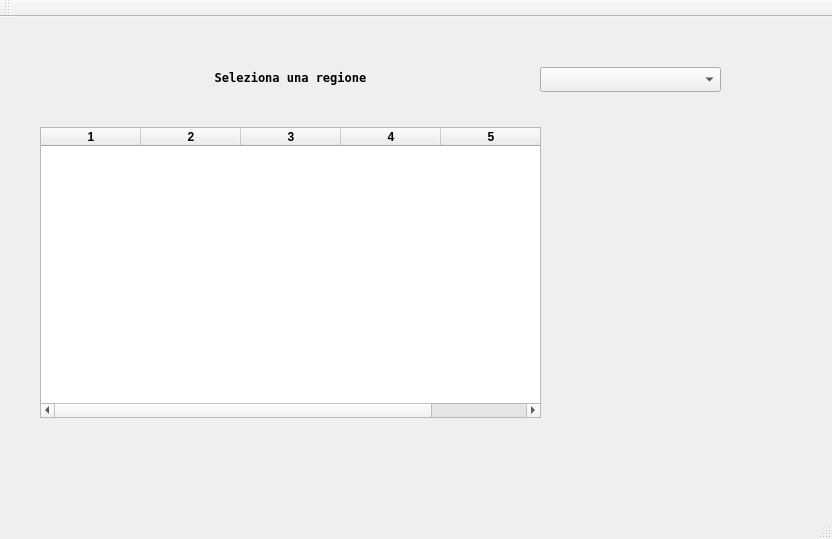
The window that Qt/mainwindow.ui (LolloneS/cbuffer) describes before a commit, drawn with Qt 5.
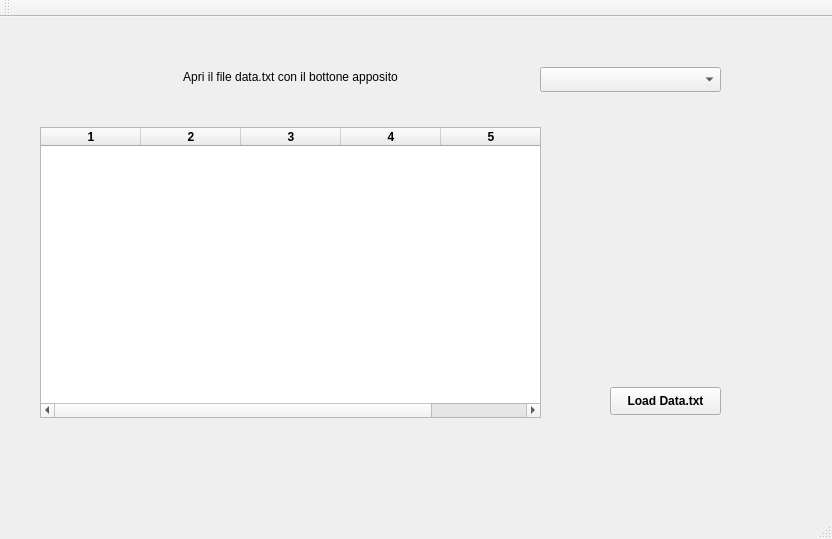
The same window after the commit.

Commit message: button to open data.txt

What changed in the file:
```diff
--- a/Qt/mainwindow.ui
+++ b/Qt/mainwindow.ui
@@ -31,13 +31,13 @@
     </property>
     <property name="font">
      <font>
-      <family>DejaVu Sans Mono</family>
-      <weight>75</weight>
-      <bold>true</bold>
+      <family>Cantarell</family>
+      <weight>50</weight>
+      <bold>false</bold>
      </font>
     </property>
     <property name="text">
-     <string>Seleziona una regione</string>
+     <string>Apri il file data.txt con il bottone apposito</string>
     </property>
     <property name="alignment">
      <set>Qt::AlignCenter</set>
@@ -77,6 +77,19 @@
      <bool>false</bool>
     </property>
    </widget>
+   <widget class="QPushButton" name="pbLoadData">
+    <property name="geometry">
+     <rect>
+      <x>610</x>
+      <y>370</y>
+      <width>111</width>
+      <height>28</height>
+     </rect>
+    </property>
+    <property name="text">
+     <string>Load Data.txt</string>
+    </property>
+   </widget>
   </widget>
   <widget class="QToolBar" name="mainToolBar">
    <attribute name="toolBarArea">
```
The commit also changes 3 other files.
